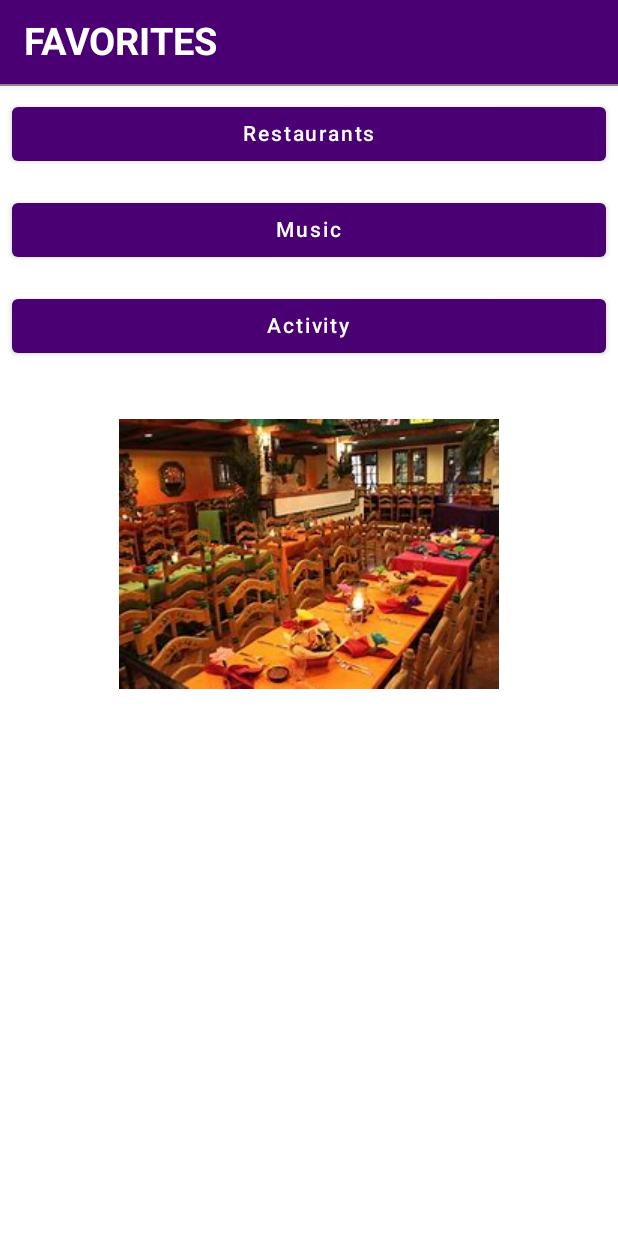
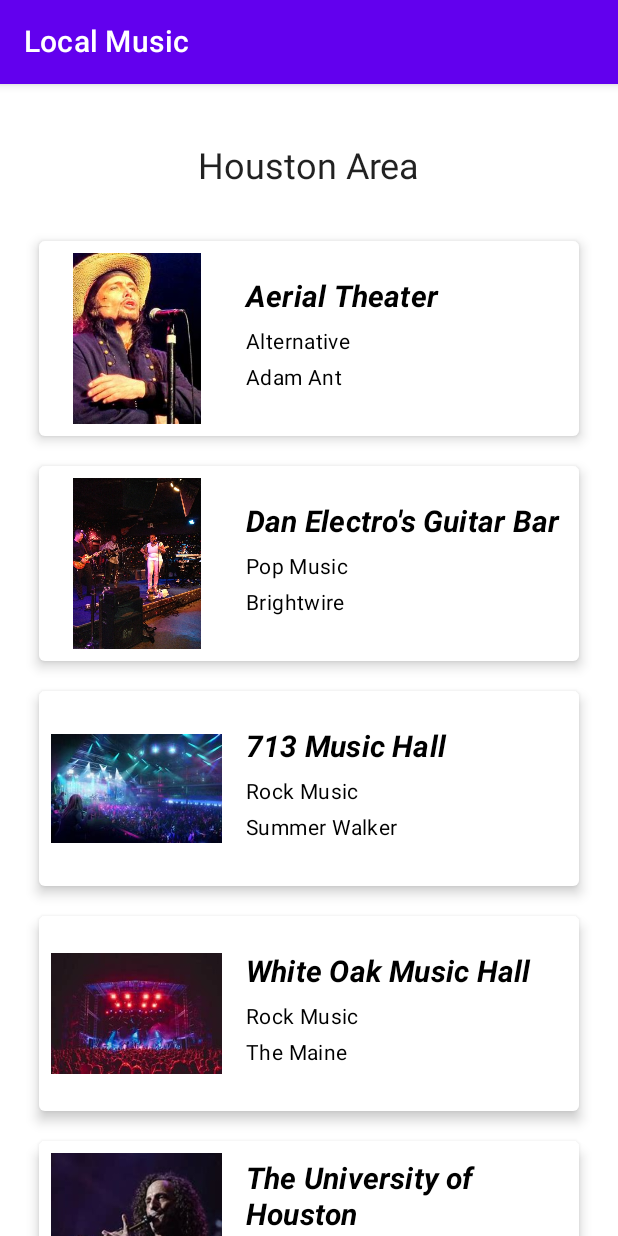
Before and after one commit to AdamaCoulbaly/Project_1_Ravture_Bestie_App, an Android app built with Jetpack Compose: the JohnMain screen opened directly, with no data from a screen before it, after a tap on "Music", on a phone screen of 412 x 824 dp. Run offline under Robolectric (Android 15) with nearby library versions, the phone set to English and light mode, and no system bars; 1 statement that could not run was skipped.

Commit message:
Added Music function

```diff
--- a/app/src/main/AndroidManifest.xml
+++ b/app/src/main/AndroidManifest.xml
@@ -9,6 +9,11 @@
         android:roundIcon="@mipmap/ic_launcher_round"
         android:supportsRtl="true"
         android:theme="@style/Theme.Project_1_Ravture_Bestie_App">
+        <activity
+            android:name=".myui.MusicList"
+            android:exported="false"
+            android:label="@string/title_activity_music_list"
+            android:theme="@style/Theme.Project_1_Ravture_Bestie_App" />
         <activity
             android:name=".myui.RestaurantList"
             android:exported="false"
--- /dev/null
+++ b/app/src/main/java/com/example/project_1_ravture_bestie_app/model/MusicVenues.kt
@@ -0,0 +1,10 @@
+package com.example.project_1_ravture_bestie_app.model
+
+data class MusicVenues(
+    val id:Int,
+    val venuename:String,
+    val musictype:String,
+    val bandname:String,
+    val imageMus:Int
+
+)
--- a/app/src/main/java/com/example/project_1_ravture_bestie_app/myui/JohnMain.kt
+++ b/app/src/main/java/com/example/project_1_ravture_bestie_app/myui/JohnMain.kt
@@ -106,7 +106,7 @@ fun FavoriteMusic(text: String) {
         // shape is used to give the shape to Compose UI elements.
         Button(
             onClick = {
-                Toast.makeText(context, "Thanks for clicking!", Toast.LENGTH_LONG).show()
+               context.startActivity(Intent(context, MusicList::class.java))
             },
             modifier = Modifier
                 .padding(8.dp)
@@ -115,34 +115,10 @@ fun FavoriteMusic(text: String) {
             ) {
             Text("Music")
         }
-    }
-}
-
-@Composable
-fun FavoriteActivity(text: String) {
-    val context = LocalContext.current
-
-    Column (horizontalAlignment = Alignment.CenterHorizontally){
-
-        // shape is used to give the shape to Compose UI elements.
-        Button(
-            onClick = {
-                Toast.makeText(context, "Thanks for clicking!", Toast.LENGTH_LONG).show()
-            },
-            modifier = Modifier
-                .padding(8.dp)
-                .fillMaxWidth(),
-
-            ) {
-            Text("Activity")
-        }
-
         Spacer(modifier = Modifier.height(30.dp))
 
         Image(painter = painterResource(com.example.project_1_ravture_bestie_app.R.drawable.mexrestaurant4), contentDescription = "App logo",
-            modifier= Modifier)
-               // .size(100.dp)
-                //.clip(CircleShape)
-                //.border(1.5.dp, MaterialTheme.colors.secondary, CircleShape))
+            modifier= Modifier
+                .fillMaxWidth())
     }
 }
--- /dev/null
+++ b/app/src/main/java/com/example/project_1_ravture_bestie_app/myui/MusicCard.kt
@@ -0,0 +1,74 @@
+package com.example.project_1_ravture_bestie_app.myui
+
+import androidx.compose.foundation.Image
+import androidx.compose.foundation.layout.*
+import androidx.compose.material.Card
+import androidx.compose.material.MaterialTheme
+import androidx.compose.material.Text
+import androidx.compose.runtime.Composable
+import androidx.compose.ui.Alignment
+import androidx.compose.ui.Modifier
+import androidx.compose.ui.layout.ContentScale
+import androidx.compose.ui.platform.LocalContext
+import androidx.compose.ui.res.painterResource
+import androidx.compose.ui.text.font.FontStyle
+import androidx.compose.ui.text.font.FontWeight
+import androidx.compose.ui.unit.dp
+
+@Composable
+fun MusicCard(venue:String, type:String, band:String, image:Int)
+{
+    var context = LocalContext.current
+    Card(
+        modifier = Modifier
+            .padding(10.dp)
+            .fillMaxWidth()
+            .wrapContentHeight(),
+        shape = MaterialTheme.shapes.medium,
+        elevation = 5.dp,
+        backgroundColor = MaterialTheme.colors.surface
+
+
+    )
+    {
+
+        Row(
+            verticalAlignment = Alignment.CenterVertically
+
+        ){
+
+            Image(painter = painterResource(id = image), contentDescription = null,
+                modifier = Modifier
+                    .size(130.dp)
+                    .padding(8.dp),
+                contentScale = ContentScale.Fit
+            )
+            Column(Modifier.padding(8.dp)) {
+
+                Text(text = venue,
+                    style= MaterialTheme.typography.h6,
+                    color= MaterialTheme.colors.onSurface,
+                    fontWeight= FontWeight.Bold,
+                    fontStyle= FontStyle.Italic,
+                    modifier= Modifier.padding(bottom=8.dp)
+                )
+                Text(text = band,
+                    style= MaterialTheme.typography.body2,
+                    color= MaterialTheme.colors.onSurface,
+                    modifier= Modifier.padding(bottom=4.dp)
+
+                )
+                Text(text = type,
+                    style = MaterialTheme.typography.body2,
+                    color = MaterialTheme.colors.onSurface,
+                    modifier = Modifier.padding(bottom=4.dp)
+
+                    )
+            }
+
+
+
+        }
+    }
+
+}
--- /dev/null
+++ b/app/src/main/java/com/example/project_1_ravture_bestie_app/myui/MusicList.kt
@@ -0,0 +1,94 @@
+package com.example.project_1_ravture_bestie_app.myui
+
+import android.os.Bundle
+import androidx.activity.ComponentActivity
+import androidx.activity.compose.setContent
+import androidx.compose.foundation.layout.*
+import androidx.compose.foundation.lazy.LazyColumn
+import androidx.compose.foundation.lazy.items
+import androidx.compose.material.*
+import androidx.compose.runtime.Composable
+import androidx.compose.ui.Alignment
+import androidx.compose.ui.Modifier
+import androidx.compose.ui.tooling.preview.Preview
+import androidx.compose.ui.unit.dp
+import com.example.project_1_ravture_bestie_app.model.MusicVenues
+import com.example.project_1_ravture_bestie_app.model.Restaurants
+import com.example.project_1_ravture_bestie_app.myui.ui.theme.Project_1_Ravture_Bestie_AppTheme
+
+class MusicList : ComponentActivity() {
+    override fun onCreate(savedInstanceState: Bundle?) {
+        super.onCreate(savedInstanceState)
+        setContent {
+            Project_1_Ravture_Bestie_AppTheme {
+                // A surface container using the 'background' color from the theme
+                Surface(
+                    modifier = Modifier.fillMaxSize(),
+                    color = MaterialTheme.colors.background
+                ) {
+                    AreaMusic(MusicHouston)
+                }
+            }
+        }
+    }
+}
+
+@Composable
+fun AreaMusic(musicList:List<MusicVenues>)
+{
+
+    Scaffold(
+
+        topBar = {
+
+            TopAppBar(backgroundColor = MaterialTheme.colors.primary,
+                title = { Text(text = "Local Music") }
+            )
+
+        }
+
+    )
+    {
+
+        LazyColumn(
+            Modifier.fillMaxWidth(),
+            contentPadding = PaddingValues(16.dp)
+        )
+        {
+
+            item {
+
+                Row(
+                    modifier = Modifier
+                        .fillMaxWidth()
+                        .wrapContentHeight()
+                        .padding(vertical = 25.dp),
+                    horizontalArrangement = Arrangement.Center,
+                    verticalAlignment = Alignment.CenterVertically
+
+
+                ) {
+
+                    Text(
+                        text = "Houston Area",
+                        style = MaterialTheme.typography.h5)
+
+                }
+            }
+
+            items(musicList)
+            {MusicVenues->
+
+                MusicCard(MusicVenues.venuename, MusicVenues.bandname, MusicVenues.musictype, MusicVenues.imageMus )
+            }
+        }
+    }
+}
+
+@Preview(showBackground = true)
+@Composable
+fun DefaultPreview3() {
+    Project_1_Ravture_Bestie_AppTheme {
+
+    }
+}
--- a/app/src/main/res/values/strings.xml
+++ b/app/src/main/res/values/strings.xml
@@ -10,4 +10,5 @@
     <string name="title_activity_john_main">JohnMain</string>
     <string name="title_activity_restaurant">RestaurantActivity</string>
     <string name="title_activity_restaurant_list">RestaurantList</string>
+    <string name="title_activity_music_list">MusicList</string>
 </resources>
```
Also changed, not shown: app/src/main/java/com/example/project_1_ravture_bestie_app/myui/MusicHouston.kt (added, +58 -0 lines), app/src/main/res/drawable/venue1.jpg (added), app/src/main/res/drawable/venue2.jpg (added), app/src/main/res/drawable/venue3.jpg (added), app/src/main/res/drawable/venue4.jpg (added), app/src/main/res/drawable/venue5.jpg (added), app/src/main/res/drawable/venue6.jpg (added), app/src/main/res/drawable/venue7.jpg (added).
